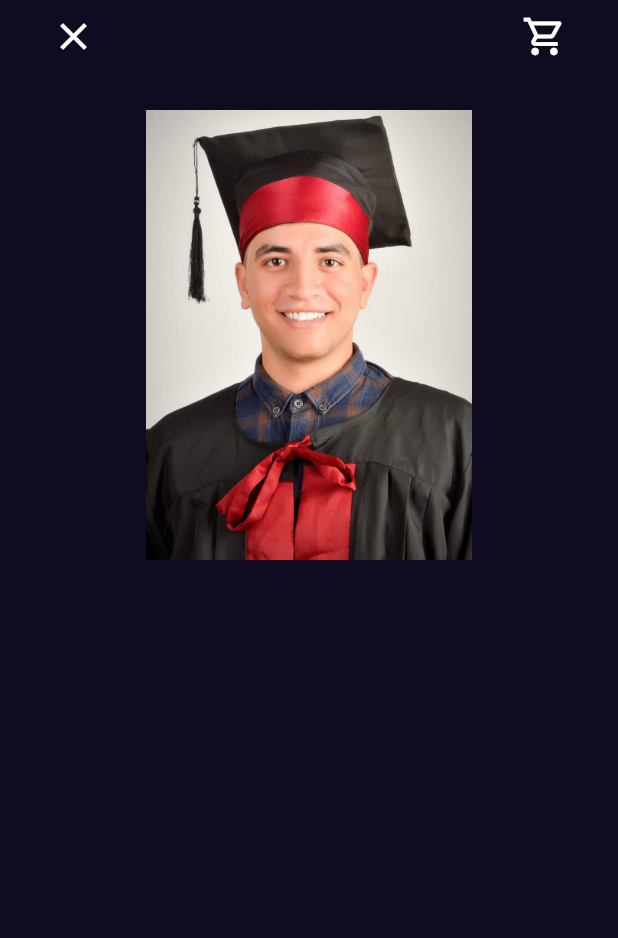
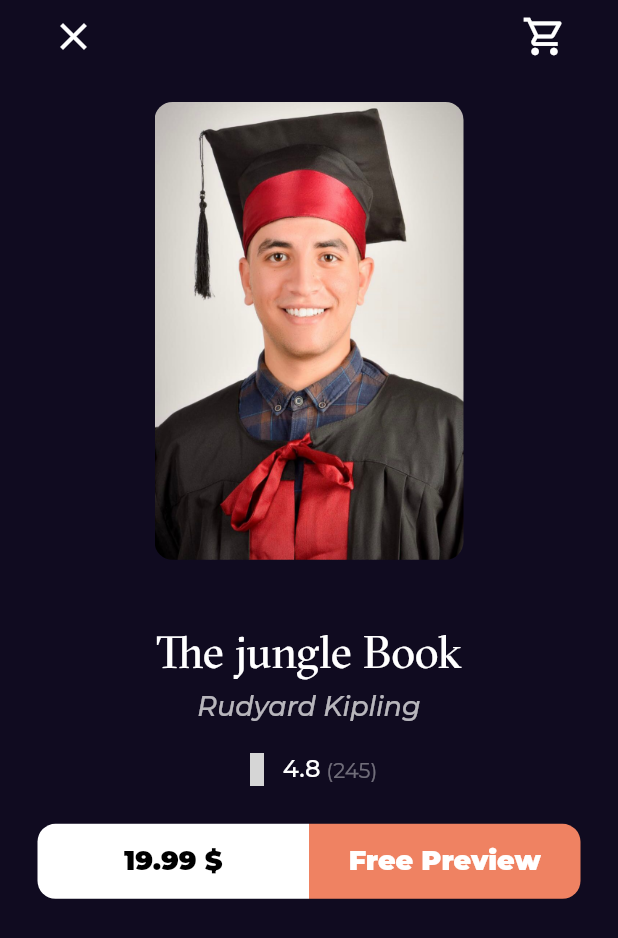
Before and after one commit to maherr99/bookly_app, a Flutter app: the screen it shows after launch, after a tap on "Harrey Potter And The Goblet Of Fire", on a phone screen of 412 x 824 dp. Shown: the top 938 px of the screen. Run offline on Flutter 3.47's test engine with Material 2 defaults, Android fonts, the phone set to English and light mode, and no system bars; our stand-ins replace get, go_router, google_fonts; missing offline and left inert: font_awesome_icon_class; grey boxes are pictures that could not be loaded.

Commit message:
add text and custom buttom to book details

```diff
--- a/lib/feature/home/pressention/view/widget/book_detials_viewbody.dart
+++ b/lib/feature/home/pressention/view/widget/book_detials_viewbody.dart
@@ -1,5 +1,8 @@
-import 'package:bookly_app/constant/constant.dart';
+import 'package:bookly_app/core/styles.dart';
 import 'package:bookly_app/feature/home/pressention/view/widget/custom%20_%20appbar_bookdetails.dart';
+import 'package:bookly_app/feature/home/pressention/view/widget/custom_buttom.dart';
+import 'package:bookly_app/feature/home/pressention/view/widget/custom_item.dart';
+import 'package:bookly_app/feature/home/pressention/view/widget/rating_item.dart';
 import 'package:flutter/material.dart';
 
 class BookDetailsViewBody extends StatelessWidget {
@@ -13,14 +16,66 @@ class BookDetailsViewBody extends StatelessWidget {
         children: [
           const CustomAppBarBookDetails(),
           const SizedBox(
+            height: 20,
+          ),
+          SizedBox(
+            width: MediaQuery.of(context).size.width * .5,
+            child: const CustomItem(),
+          ),
+          const SizedBox(
+            height: 43,
+          ),
+          const Text(
+            'The jungle Book',
+            style: Styles.textStyle30,
+          ),
+          const SizedBox(
+            height: 7,
+          ),
+          Opacity(
+            opacity: .7,
+            child: Text(
+              'Rudyard Kipling',
+              style: Styles.textStyle18.copyWith(
+                fontStyle: FontStyle.italic,
+                fontWeight: FontWeight.w500,
+              ),
+            ),
+          ),
+          const SizedBox(
+            height: 20,
+          ),
+          const RatingItem(
+            mainAxisAlignment: MainAxisAlignment.center,
+          ),
+          const SizedBox(
             height: 25,
           ),
-          Container(
-            height: 300,
-            decoration: BoxDecoration(
-              borderRadius: BorderRadius.circular(12),
-            ),
-            child: Image.asset(kPhoto),
+          const Row(
+            children: [
+              Expanded(
+                child: CustomButom(
+                  text: r'19.99 $',
+                  textcolor: Colors.black,
+                  backgroundcolor: Colors.white,
+                  borderRadius: BorderRadius.only(
+                    topLeft: Radius.circular(12),
+                    bottomLeft: Radius.circular(12),
+                  ),
+                ),
+              ),
+              Expanded(
+                child: CustomButom(
+                  text: 'Free Preview',
+                  textcolor: Colors.white,
+                  backgroundcolor: Color(0xffEF8262),
+                  borderRadius: BorderRadius.only(
+                    topRight: Radius.circular(12),
+                    bottomRight: Radius.circular(12),
+                  ),
+                ),
+              ),
+            ],
           ),
         ],
       ),
--- /dev/null
+++ b/lib/feature/home/pressention/view/widget/custom_buttom.dart
@@ -0,0 +1,36 @@
+import 'package:bookly_app/core/styles.dart';
+import 'package:flutter/material.dart';
+
+class CustomButom extends StatelessWidget {
+  const CustomButom(
+      {required this.text,
+      this.onpressed,
+      required this.backgroundcolor,
+      required this.textcolor,
+      this.borderRadius});
+  final String text;
+  final Function()? onpressed;
+  final Color backgroundcolor;
+  final Color textcolor;
+  final BorderRadius? borderRadius;
+  @override
+  Widget build(BuildContext context) {
+    return SizedBox(
+      height: 50,
+      child: TextButton(
+        style: TextButton.styleFrom(
+          backgroundColor: backgroundcolor,
+          shape: RoundedRectangleBorder(
+            borderRadius: borderRadius ?? BorderRadius.circular(12),
+          ),
+        ),
+        onPressed: onpressed,
+        child: Text(text,
+            style: Styles.textStyle18.copyWith(
+              color: textcolor,
+              fontWeight: FontWeight.w900,
+            )),
+      ),
+    );
+  }
+}
--- a/lib/feature/home/pressention/view/widget/rating_item.dart
+++ b/lib/feature/home/pressention/view/widget/rating_item.dart
@@ -3,30 +3,31 @@ import 'package:flutter/material.dart';
 import 'package:font_awesome_icon_class/font_awesome_icon_class.dart';
 
 class RatingItem extends StatelessWidget {
-  const RatingItem({super.key});
-
+  const RatingItem({this.mainAxisAlignment = MainAxisAlignment.start});
+  final MainAxisAlignment mainAxisAlignment;
   @override
   Widget build(BuildContext context) {
     return Row(
-      children: [
-        const Icon(
+      mainAxisAlignment: mainAxisAlignment,
+      children: const [
+        Icon(
           FontAwesomeIcons.solidStar,
           size: 22,
           color: Color(0xffFFDD4F),
         ),
-        const SizedBox(
+        SizedBox(
           width: 6,
         ),
-        const Text(
+        Text(
           '4.8',
           style: Styles.textStyle16,
         ),
-        const SizedBox(
+        SizedBox(
           width: 4,
         ),
-        Text(
-          '(245)',
-          style: Styles.textStyle14.copyWith(color: const Color(0xff707070)),
+        Opacity(
+          opacity: .4,
+          child: Text('(245)', style: Styles.textStyle14),
         ),
       ],
     );
```
